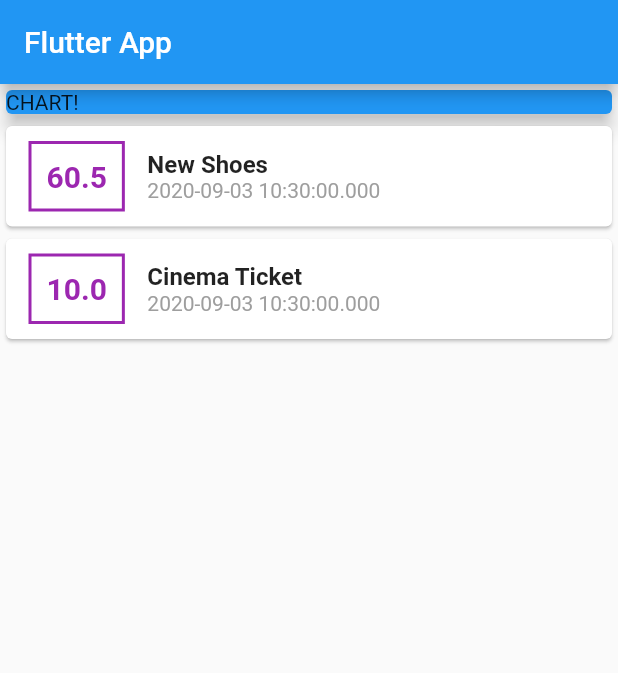
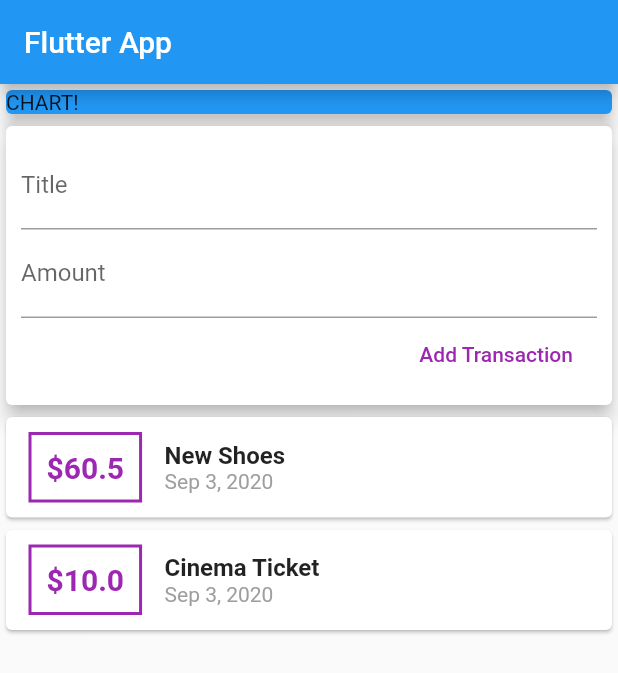
Before and after one commit to mauroef/flutter_complete_guide, a Flutter app: the screen it shows after launch, on a phone screen of 412 x 824 dp. Shown: the top 673 px of the screen. Run offline on Flutter 3.47's test engine with Material 2 defaults, Android fonts, the phone set to English and light mode, and no system bars.

Commit message:
88. Making the List Scrollable!

```diff
--- a/lib/main.dart
+++ b/lib/main.dart
@@ -1,10 +1,8 @@
 import 'package:flutter/material.dart';
 
-import './transaction.dart';
+import './widgets/user_transactions.dart';
 
-void main() {
-  runApp(MyApp());
-}
+void main() => runApp(MyApp());
 
 class MyApp extends StatelessWidget {
   @override
@@ -17,12 +15,8 @@ class MyApp extends StatelessWidget {
 }
 
 class MyHomePage extends StatelessWidget {
-  final List<Transaction> transactions = [
-    Transaction(
-        id: 't1', title: 'New Shoes', amount: 60.50, date: DateTime.now()),
-    Transaction(
-        id: 't2', title: 'Cinema Ticket', amount: 10, date: DateTime.now())
-  ];
+  // String titleInput;
+  // String amountInput;
 
   @override
   Widget build(BuildContext context) {
@@ -30,7 +24,8 @@ class MyHomePage extends StatelessWidget {
       appBar: AppBar(
         title: Container(child: Text('Flutter App')),
       ),
-      body: Column(
+      body: SingleChildScrollView(
+        child: Column(
           children: <Widget>[
             Container(
               width: double.infinity,
@@ -40,45 +35,9 @@ class MyHomePage extends StatelessWidget {
                 elevation: 5,
               ),
             ),
-          Column(
-            children: transactions.map((tx) {
-              return Card(
-                child: Row(
-                  children: <Widget>[
-                    Container(
-                      margin:
-                          EdgeInsets.symmetric(horizontal: 15, vertical: 10),
-                      padding: EdgeInsets.all(10),
-                      decoration: BoxDecoration(
-                          border: Border.all(color: Colors.purple, width: 2)),
-                      child: Text(
-                        tx.amount.toString(),
-                        style: TextStyle(
-                            fontWeight: FontWeight.bold,
-                            fontSize: 20,
-                            color: Colors.purple),
-                      ),
-                    ),
-                    Column(
-                      crossAxisAlignment: CrossAxisAlignment.start,
-                      children: <Widget>[
-                        Text(
-                          tx.title,
-                          style: TextStyle(
-                              fontSize: 16, fontWeight: FontWeight.bold),
-                        ),
-                        Text(
-                          tx.date.toString(),
-                          style: TextStyle(color: Colors.grey),
-                        )
-                      ],
-                    )
+            UserTransactions()
           ],
         ),
-              );
-            }).toList(),
-          )
-        ],
       ),
     );
   }
--- /dev/null
+++ b/lib/widgets/new_transaction.dart
@@ -0,0 +1,44 @@
+import 'package:flutter/material.dart';
+
+class NewTransaction extends StatelessWidget {
+  final Function newTx;
+  final titleController = TextEditingController();
+  final amountController = TextEditingController();
+
+  NewTransaction(this.newTx);
+
+  @override
+  Widget build(BuildContext context) {
+    return Card(
+      elevation: 5,
+      child: Container(
+        padding: EdgeInsets.all(10),
+        child: Column(
+          crossAxisAlignment: CrossAxisAlignment.end,
+          children: <Widget>[
+            TextField(
+              decoration: InputDecoration(labelText: 'Title'),
+              controller: titleController,
+            ),
+            TextField(
+              decoration: InputDecoration(labelText: 'Amount'),
+              controller: amountController,
+            ),
+            FlatButton(
+              child: Text(
+                'Add Transaction',
+              ),
+              textColor: Colors.purple,
+              onPressed: () {
+                print(titleController.text);
+                print(amountController.text);
+                newTx(
+                    titleController.text, double.parse(amountController.text));
+              },
+            )
+          ],
+        ),
+      ),
+    );
+  }
+}
--- /dev/null
+++ b/lib/widgets/transaction_list.dart
@@ -0,0 +1,50 @@
+import 'package:flutter/material.dart';
+import 'package:intl/intl.dart';
+
+import '../models/transaction.dart';
+
+class TransactionList extends StatelessWidget {
+  final List<Transaction> transactions;
+
+  TransactionList(this.transactions);
+
+  @override
+  Widget build(BuildContext context) {
+    return Column(
+      children: transactions.map((tx) {
+        return Card(
+          child: Row(
+            children: <Widget>[
+              Container(
+                margin: EdgeInsets.symmetric(horizontal: 15, vertical: 10),
+                padding: EdgeInsets.all(10),
+                decoration: BoxDecoration(
+                    border: Border.all(color: Colors.purple, width: 2)),
+                child: Text(
+                  '\$${tx.amount}',
+                  style: TextStyle(
+                      fontWeight: FontWeight.bold,
+                      fontSize: 20,
+                      color: Colors.purple),
+                ),
+              ),
+              Column(
+                crossAxisAlignment: CrossAxisAlignment.start,
+                children: <Widget>[
+                  Text(
+                    tx.title,
+                    style: TextStyle(fontSize: 16, fontWeight: FontWeight.bold),
+                  ),
+                  Text(
+                    DateFormat.yMMMd().format(tx.date),
+                    style: TextStyle(color: Colors.grey),
+                  )
+                ],
+              )
+            ],
+          ),
+        );
+      }).toList(),
+    );
+  }
+}
--- /dev/null
+++ b/lib/widgets/user_transactions.dart
@@ -0,0 +1,41 @@
+import 'package:flutter/material.dart';
+
+import '../widgets/new_transaction.dart';
+import '../widgets/transaction_list.dart';
+import '../models/transaction.dart';
+
+class UserTransactions extends StatefulWidget {
+  @override
+  _UserTransactionsState createState() => _UserTransactionsState();
+}
+
+class _UserTransactionsState extends State<UserTransactions> {
+  final List<Transaction> _userTransactions = [
+    Transaction(
+        id: 't1', title: 'New Shoes', amount: 60.50, date: DateTime.now()),
+    Transaction(
+        id: 't2', title: 'Cinema Ticket', amount: 10, date: DateTime.now())
+  ];
+
+  void _addNewTransaction(String txTitle, double txAmount) {
+    final newTx = Transaction(
+        title: txTitle,
+        amount: txAmount,
+        date: DateTime.now(),
+        id: DateTime.now().toString());
+
+    setState(() {
+      _userTransactions.add(newTx);
+    });
+  }
+
+  @override
+  Widget build(BuildContext context) {
+    return Column(
+      children: <Widget>[
+        NewTransaction(_addNewTransaction),
+        TransactionList(_userTransactions)
+      ],
+    );
+  }
+}
--- a/pubspec.yaml
+++ b/pubspec.yaml
@@ -18,12 +18,11 @@ publish_to: 'none' # Remove this line if you wish to publish to pub.dev
 version: 1.0.0+1
 
 environment:
-  sdk: ">=2.7.0 <3.0.0"
+  sdk: '>=2.7.0 <3.0.0'
 
 dependencies:
   flutter:
     sdk: flutter
-
 
   # The following adds the Cupertino Icons font to your application.
   # Use with the CupertinoIcons class for iOS style icons.
@@ -32,13 +31,13 @@ dependencies:
 dev_dependencies:
   flutter_test:
     sdk: flutter
+  intl: ^0.15.8
 
 # For information on the generic Dart part of this file, see the
 # following page: https://dart.dev/tools/pub/pubspec
 
 # The following section is specific to Flutter.
 flutter:
-
   # The following line ensures that the Material Icons font is
   # included with your application, so that you can use the icons in
   # the material Icons class.
```
Also changed, not shown: lib/models/transaction.dart (renamed from lib/transaction.dart), pubspec.lock. Lines whose indentation alone changed are shown as unchanged.
